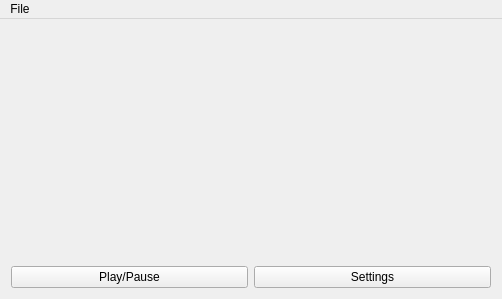
First picture: the form in kachnatracker.ui, repository fgu-cas/kachna-tracker, before the edit.
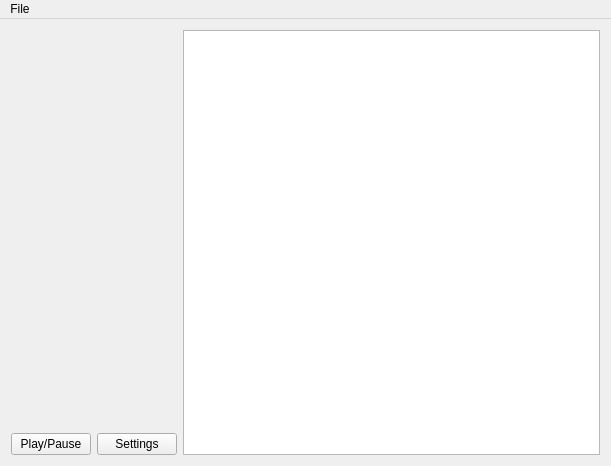
Second picture: the form after the edit.

Commit message: add a list of detected blobs

Diff of the .ui file:
```diff
--- a/kachnatracker.ui
+++ b/kachnatracker.ui
@@ -6,14 +6,16 @@
    <rect>
     <x>0</x>
     <y>0</y>
-    <width>502</width>
-    <height>299</height>
+    <width>611</width>
+    <height>466</height>
    </rect>
   </property>
   <property name="windowTitle">
    <string>kachnatracker</string>
   </property>
   <widget class="QWidget" name="centralWidget">
+   <layout class="QHBoxLayout" name="horizontalLayout_2">
+    <item>
    <layout class="QVBoxLayout" name="verticalLayout">
     <item>
      <widget class="QLabel" name="imageLabel">
@@ -41,13 +43,18 @@
      </layout>
     </item>
    </layout>
+    </item>
+    <item>
+     <widget class="QListWidget" name="pointsList"/>
+    </item>
+   </layout>
   </widget>
   <widget class="QMenuBar" name="menuBar">
    <property name="geometry">
     <rect>
      <x>0</x>
      <y>0</y>
-     <width>502</width>
+     <width>611</width>
      <height>19</height>
     </rect>
    </property>
```
Lines whose indentation alone changed are shown as unchanged. The commit also changes 1 other file.
